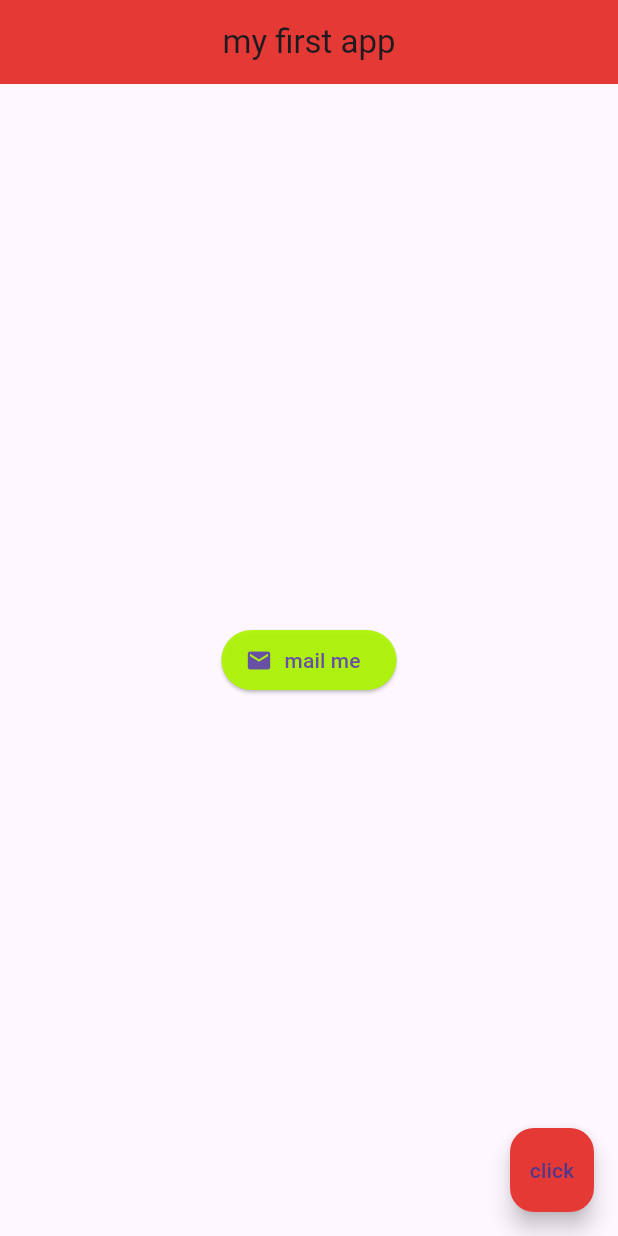
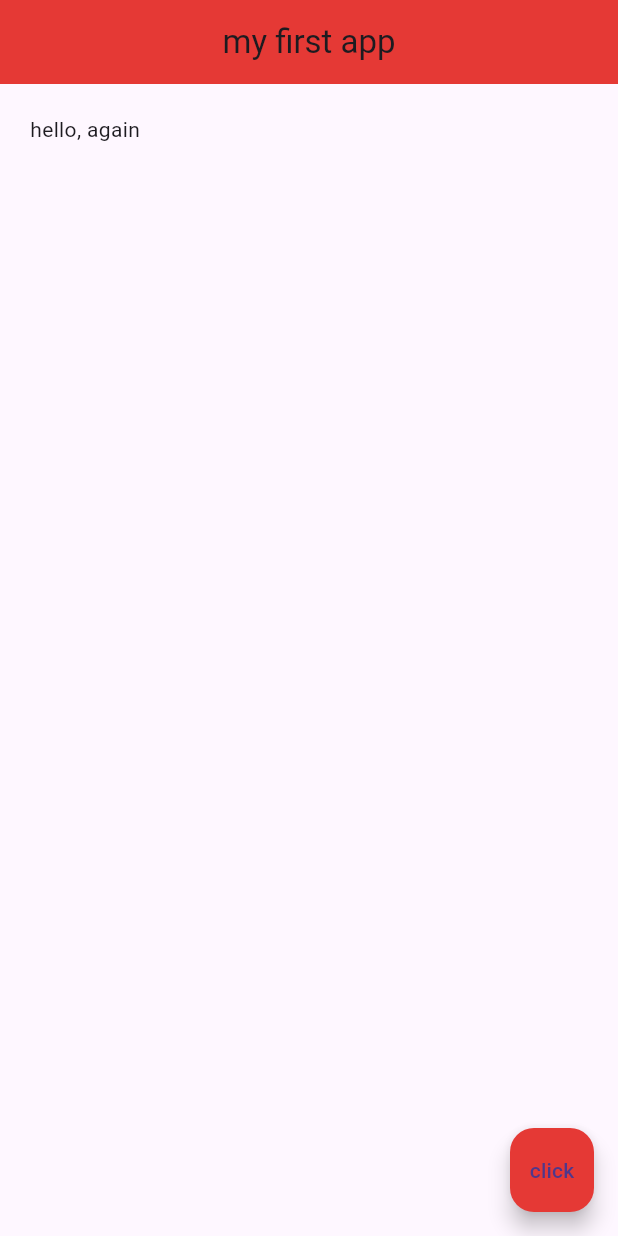
Before and after one commit to hassenmrakbenjebahi/flutter_beginners, a Flutter app: the screen it shows after launch, on a phone screen of 412 x 824 dp. Run offline on Flutter 3.47's test engine with Material 3 defaults, Android fonts, the light colour scheme and no system bars.

Commit message:
containers&paddings

```diff
--- a/lib/main.dart
+++ b/lib/main.dart
@@ -13,14 +13,9 @@ class Home extends StatelessWidget {
           centerTitle: true,
           backgroundColor: Colors.red[600]
       ),
-      body: Center(
-        child: ElevatedButton.icon(onPressed: (){},
-         icon: Icon(Icons.email),
-         label: Text("mail me"),
-         style: ElevatedButton.styleFrom(
-          backgroundColor: Color.fromARGB(239, 173, 245, 5)
-         ),
-         ) ,
+      body: Padding(
+        padding: EdgeInsets.all(20.0),
+        child: Text('hello, again')
       ),
       floatingActionButton: FloatingActionButton(
         backgroundColor: Colors.red[600],
@@ -30,3 +25,12 @@ class Home extends StatelessWidget {
     );
   }
 }
+
+// snippets for padding & margin
+
+//  Container(
+//    margin: EdgeInsets.all(40.0),
+//    padding: EdgeInsets.all(30.0),
+//    color: Colors.grey[400],
+//    child: Text('hey, world!'),
+//  ),
```
